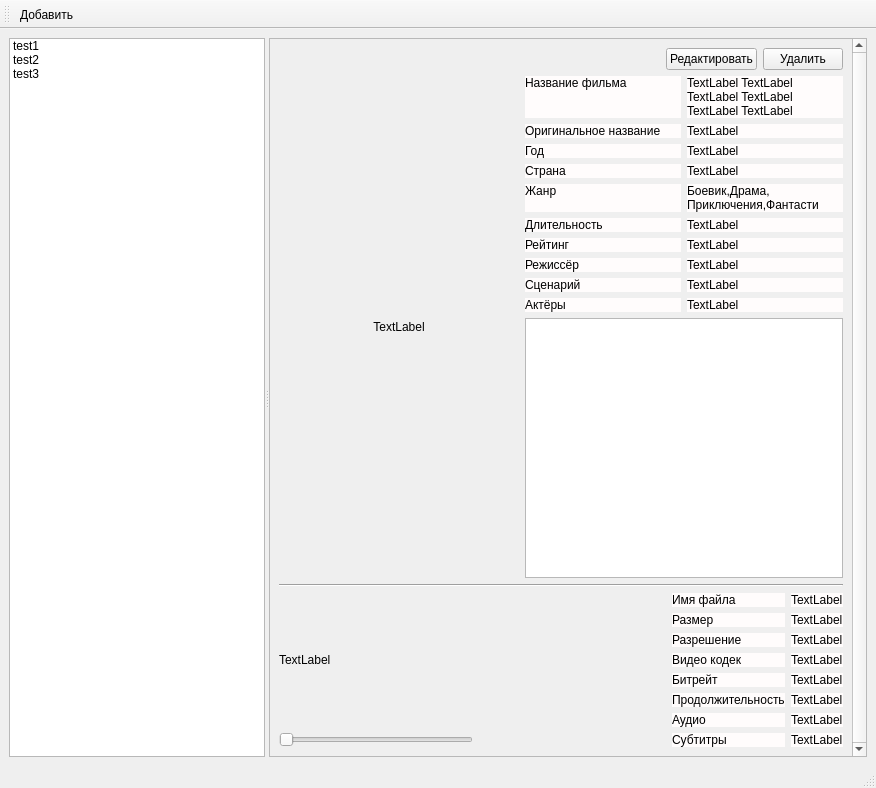
antonkoatl/MvCatalog, file data/main.ui: the form before one commit.
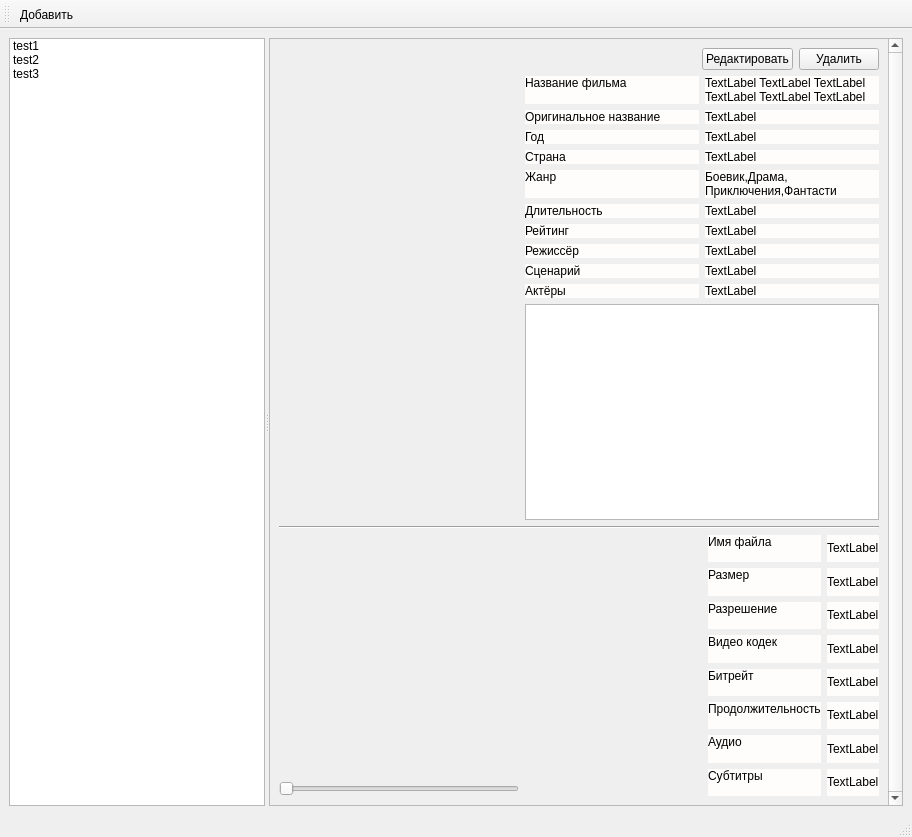
The form after the commit. Icons and pictures are not drawn.

What changed in the file:
```diff
--- a/data/main.ui
+++ b/data/main.ui
@@ -6,8 +6,8 @@
    <rect>
     <x>0</x>
     <y>0</y>
-    <width>876</width>
-    <height>788</height>
+    <width>912</width>
+    <height>837</height>
    </rect>
   </property>
   <property name="windowTitle">
@@ -66,9 +66,9 @@
            <property name="geometry">
             <rect>
              <x>0</x>
-             <y>0</y>
-             <width>576</width>
-             <height>699</height>
+             <y>-21</y>
+             <width>596</width>
+             <height>753</height>
             </rect>
            </property>
            <layout class="QVBoxLayout" name="verticalLayout_3">
@@ -123,7 +123,10 @@
                  </size>
                 </property>
                 <property name="text">
-                 <string>TextLabel</string>
+                 <string/>
+                </property>
+                <property name="pixmap">
+                 <pixmap resource="resource.qrc">:/newPrefix/placeholder.png</pixmap>
                 </property>
                 <property name="alignment">
                  <set>Qt::AlignCenter</set>
@@ -706,14 +709,38 @@
               <item row="0" column="0">
                <layout class="QVBoxLayout" name="verticalLayout_5">
                 <item>
-                 <widget class="QLabel" name="label_38">
+                 <widget class="QLabel" name="label_frames">
+                  <property name="sizePolicy">
+                   <sizepolicy hsizetype="Preferred" vsizetype="Preferred">
+                    <horstretch>0</horstretch>
+                    <verstretch>0</verstretch>
+                   </sizepolicy>
+                  </property>
+                  <property name="minimumSize">
+                   <size>
+                    <width>240</width>
+                    <height>240</height>
+                   </size>
+                  </property>
+                  <property name="maximumSize">
+                   <size>
+                    <width>240</width>
+                    <height>240</height>
+                   </size>
+                  </property>
                   <property name="text">
-                   <string>TextLabel</string>
+                   <string/>
+                  </property>
+                  <property name="pixmap">
+                   <pixmap resource="resource.qrc">:/newPrefix/placeholder.png</pixmap>
                   </property>
                  </widget>
                 </item>
                 <item>
                  <widget class="QSlider" name="horizontalSlider">
+                  <property name="maximum">
+                   <number>0</number>
+                  </property>
                   <property name="orientation">
                    <enum>Qt::Horizontal</enum>
                   </property>
```
Left out of the diff: 46 changed lines with no effect on the pictures.
